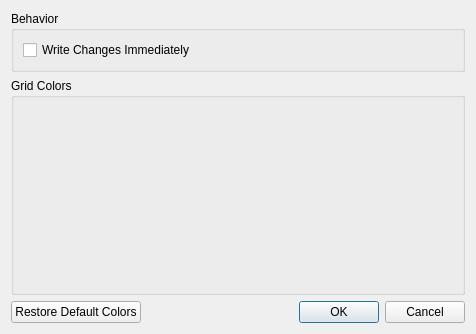
Above: ui/optionsmenu.ui from Dwarf-Therapist/Dwarf-Therapist before the change. Below: the same form after it.
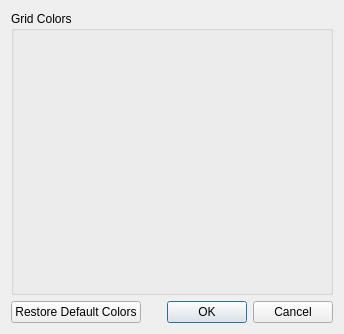
That is the form after the change.

The edit to the form file:
```diff
--- a/ui/optionsmenu.ui
+++ b/ui/optionsmenu.ui
@@ -6,30 +6,14 @@
    <rect>
     <x>0</x>
     <y>0</y>
-    <width>476</width>
+    <width>344</width>
     <height>334</height>
    </rect>
   </property>
   <property name="windowTitle">
    <string>Options</string>
   </property>
-  <layout class="QVBoxLayout" name="verticalLayout" stretch="0,10,0">
-   <item>
-    <widget class="QGroupBox" name="groupBox">
-     <property name="title">
-      <string>Behavior</string>
-     </property>
-     <layout class="QVBoxLayout" name="verticalLayout_3">
-      <item>
-       <widget class="QCheckBox" name="checkBox">
-        <property name="text">
-         <string>Write Changes Immediately</string>
-        </property>
-       </widget>
-      </item>
-     </layout>
-    </widget>
-   </item>
+  <layout class="QVBoxLayout" name="verticalLayout" stretch="10,0">
    <item>
     <widget class="QGroupBox" name="group_general_colors">
      <property name="styleSheet">
```
